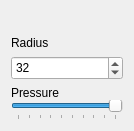
Before: the Qt Designer form src/toolSettings/BlurSettingsWidget.ui in PhotoFlare/photoflare, drawn with Qt 5.
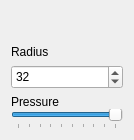
After: the same form once the commit is applied.

Diff of the .ui file:
```diff
--- a/src/toolSettings/BlurSettingsWidget.ui
+++ b/src/toolSettings/BlurSettingsWidget.ui
@@ -7,7 +7,7 @@
     <x>0</x>
     <y>0</y>
     <width>134</width>
-    <height>131</height>
+    <height>140</height>
    </rect>
   </property>
   <property name="windowTitle">
```
